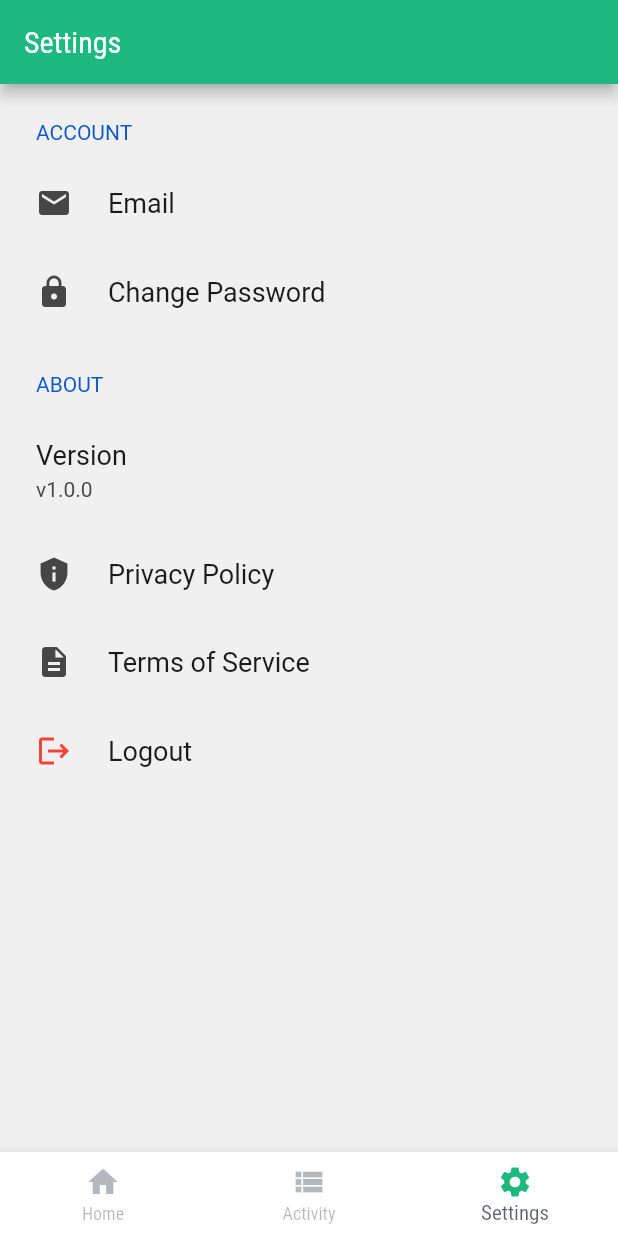
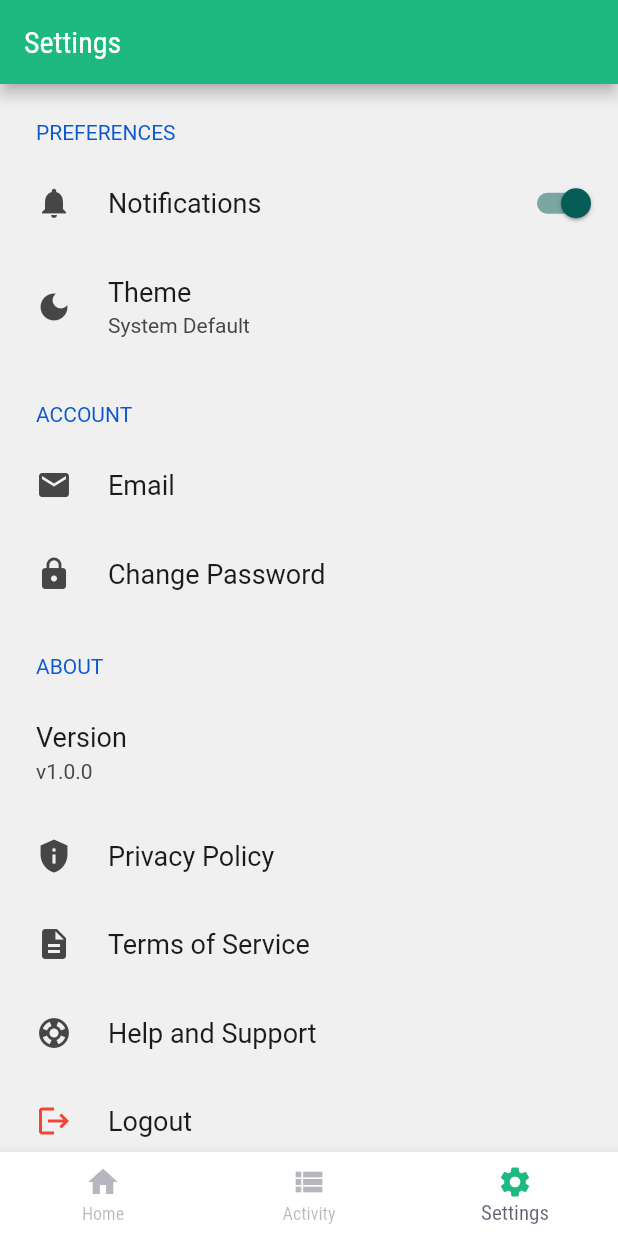
Before and after one commit to jdalvarez23/hawkeye-app, a Flutter app: the screen it shows after launch, item 3 of the bottom bar chosen, on a phone screen of 412 x 824 dp. Run offline on Flutter 3.47's test engine with Material 2 defaults, Android fonts, the phone set to English and light mode, and no system bars; drawn by our look-alikes of settings_ui; our stand-ins replace chewie, photo_view, video_player; network calls fail.

Commit message:
Added some more options to the settings screen, added screenshots of app

```diff
--- /dev/null
+++ b/lib/classes/ThemeState.dart
@@ -0,0 +1,16 @@
+enum ThemeState { systemsDefault, lightMode, darkMode }
+
+class ThemeHelper {
+  static String getName(ThemeState mode) {
+    switch (mode) {
+      case ThemeState.systemsDefault:
+        return "System Default";
+      case ThemeState.lightMode:
+        return "Light";
+      case ThemeState.darkMode:
+        return "Dark";
+      default:
+        return "";
+    }
+  }
+}
--- a/lib/screens/settings_screen.dart
+++ b/lib/screens/settings_screen.dart
@@ -1,9 +1,16 @@
 import 'package:flutter/material.dart';
 import 'package:hawkeye/theme.dart';
 import 'package:settings_ui/settings_ui.dart';
+import 'package:hawkeye/classes/ThemeState.dart';
 
-class SettingsScreen extends StatelessWidget {
-  SettingsScreen({Key? key}) : super(key: key);
+class SettingsScreen extends StatefulWidget {
+  @override
+  _SettingsScreenState createState() => _SettingsScreenState();
+}
+
+class _SettingsScreenState extends State<SettingsScreen> {
+  bool sendNotifications = true;
+  ThemeState themeMode = ThemeState.systemsDefault;
 
   @override
   Widget build(BuildContext context) {
@@ -13,6 +20,25 @@ class SettingsScreen extends StatelessWidget {
         ),
         body: SettingsList(
           sections: [
+            SettingsSection(title: 'PREFERENCES', tiles: [
+              SettingsTile.switchTile(
+                title: 'Notifications',
+                leading: Icon(Icons.notifications),
+                onToggle: (value) {
+                  print("notifications toggled: ${value}");
+                  setState(() {
+                    sendNotifications = value;
+                  });
+                },
+                switchValue: sendNotifications,
+                switchActiveColor: themePrimaryColor,
+              ),
+              SettingsTile(
+                title: 'Theme',
+                leading: Icon(Icons.dark_mode),
+                subtitle: ThemeHelper.getName(themeMode),
+              )
+            ]),
             SettingsSection(
               title: 'ACCOUNT',
               tiles: [
@@ -32,7 +58,10 @@ class SettingsScreen extends StatelessWidget {
                 SettingsTile(
                     title: 'Privacy Policy', leading: Icon(Icons.privacy_tip)),
                 SettingsTile(
-                    title: 'Terms of Service', leading: Icon(Icons.description))
+                    title: 'Terms of Service',
+                    leading: Icon(Icons.description)),
+                SettingsTile(
+                    title: 'Help and Support', leading: Icon(Icons.support))
               ],
             ),
             SettingsSection(tiles: [
@@ -43,6 +72,7 @@ class SettingsScreen extends StatelessWidget {
                   color: Colors.red,
                 ),
                 titleTextStyle: TextStyle(color: Colors.red),
+                iosChevron: null,
               ),
             ])
           ],
```
Also changed, not shown: images/activity.png (added), images/home.png (added), images/settings.png (added), 1 other file.
